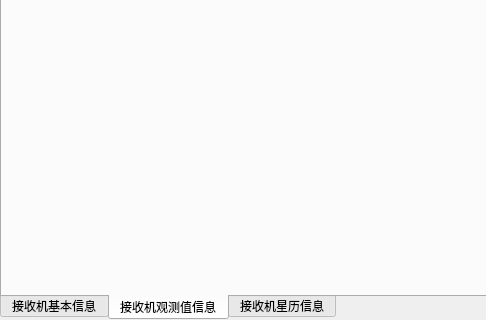
Above: widget/receiverinfo_widget.ui from yanghang8612/SMAMMainUI before the change; both pictures show x 0 to 486 and y 150 to 470 of the 1000 by 470 pixel window. Below: the same form after it.
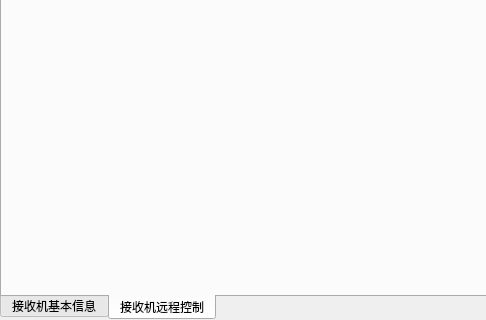
That is the form after the change. The open tabs and pages were chosen to show the change.

The edit to the form file:
```diff
--- a/widget/receiverinfo_widget.ui
+++ b/widget/receiverinfo_widget.ui
@@ -257,12 +257,7 @@
   </widget>
   <widget class="QWidget" name="secondReceiverTab">
    <attribute name="title">
-    <string>接收机观测值信息</string>
-   </attribute>
-  </widget>
-  <widget class="QWidget" name="thirdReceiverTab">
-   <attribute name="title">
-    <string>接收机星历信息</string>
+    <string>接收机远程控制</string>
    </attribute>
   </widget>
  </widget>
```
Left out of the diff: 3 changed lines with no effect on the pictures.
